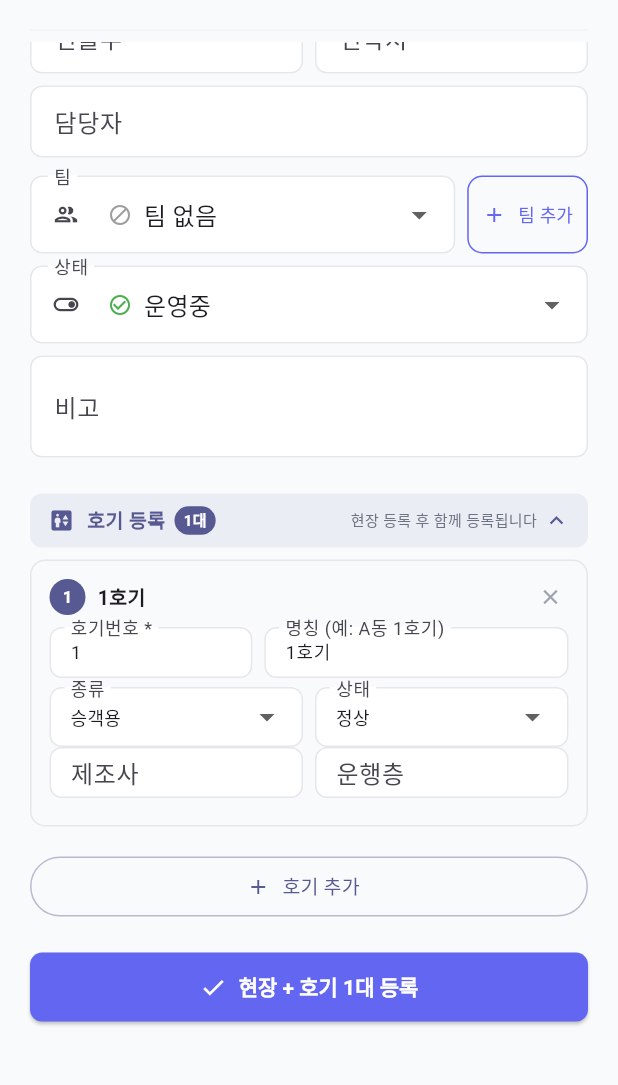
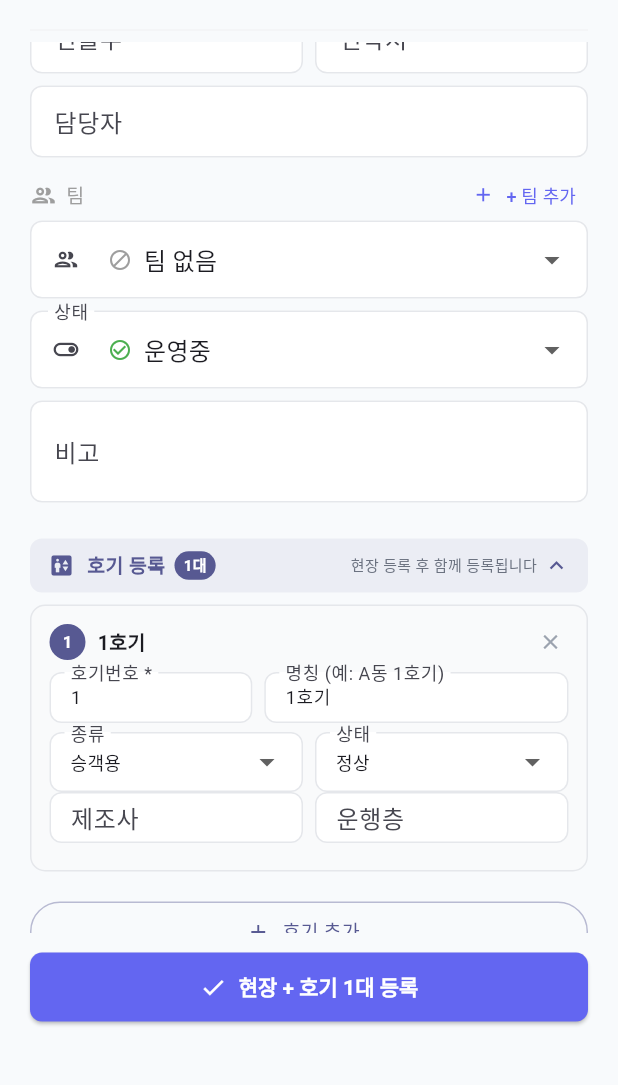
Before and after one commit to woo7942/Dselevator, a Flutter app: the SiteFormSheet widget shown alone on an empty page, opened directly, scrolled down 165 dp, on a phone screen of 412 x 824 dp, the part 84-1169 px from its top. Run offline on Flutter 3.47's test engine with Material 3 defaults, Android fonts, the phone set to English and light mode, and no system bars; our stand-ins replace file_picker, fl_chart, shared_preferences, table_calendar, web; missing offline and left inert: dart:html, dart:js_interop, dart:ui_web; accounts and stored records are empty; network calls fail.

Commit message:
fix: v2.5.0 - 현장등록 UI 수정 + 팀 추가 버튼 개선
[버그 수정]
- Container 배경색 누락 → scaffoldBackgroundColor + BorderRadius 적용
  (폼 뒤에 배경이 비쳐보이던 문제 해결)

[UI 개선]
- 팀 추가 버튼: 드롭다운 옆 나란히 → 드롭다운 위에 별도 Row로 분리
  (DropdownButton 오버레이에 버튼이 가려지는 문제 해결)
- 레이아웃: '팀' 라벨 + Spacer + '+ 팀 추가' TextButton 형태로 명확하게 표시

```diff
--- a/lib/screens/sites_screen.dart
+++ b/lib/screens/sites_screen.dart
@@ -1245,6 +1245,10 @@ class _SiteFormSheetState extends State<SiteFormSheet> {
       padding: EdgeInsets.only(bottom: MediaQuery.of(context).viewInsets.bottom),
       child: Container(
         constraints: BoxConstraints(maxHeight: MediaQuery.of(context).size.height * 0.92),
+        decoration: BoxDecoration(
+          color: Theme.of(context).scaffoldBackgroundColor,
+          borderRadius: const BorderRadius.vertical(top: Radius.circular(20)),
+        ),
         padding: const EdgeInsets.all(20),
         child: Form(
           key: _formKey,
@@ -1287,15 +1291,32 @@ class _SiteFormSheetState extends State<SiteFormSheet> {
                         ],
                       ),
                       _field(_mgCtrl, '담당자'),
-                      // ── 팀 선택 ──
+                      // ── 팀 선택 + 팀 추가 ──
                       const SizedBox(height: 4),
+                      // 팀 추가 버튼 (드롭다운 위에 별도 배치 - 오버레이에 가리지 않도록)
                       Row(
                         children: [
-                          Expanded(
-                            child: DropdownButtonFormField<String>(
+                          const Icon(Icons.group_outlined, size: 18, color: Colors.grey),
+                          const SizedBox(width: 6),
+                          const Text('팀', style: TextStyle(fontSize: 13, color: Colors.grey)),
+                          const Spacer(),
+                          TextButton.icon(
+                            onPressed: _addTeam,
+                            icon: const Icon(Icons.add, size: 15),
+                            label: const Text('+ 팀 추가', style: TextStyle(fontSize: 12)),
+                            style: TextButton.styleFrom(
+                              foregroundColor: AppTheme.primary,
+                              padding: const EdgeInsets.symmetric(horizontal: 8, vertical: 4),
+                              minimumSize: Size.zero,
+                              tapTargetSize: MaterialTapTargetSize.shrinkWrap,
+                            ),
+                          ),
+                        ],
+                      ),
+                      const SizedBox(height: 4),
+                      DropdownButtonFormField<String>(
                         value: (_team != null && _teamOptions.contains(_team)) ? _team : null,
                         decoration: InputDecoration(
-                                labelText: '팀',
                           prefixIcon: const Icon(Icons.group_outlined, size: 18),
                           border: OutlineInputBorder(borderRadius: BorderRadius.circular(10)),
                           contentPadding: const EdgeInsets.symmetric(horizontal: 12, vertical: 14),
@@ -1330,27 +1351,6 @@ class _SiteFormSheetState extends State<SiteFormSheet> {
                           )),
                         ],
                         onChanged: (v) => setState(() => _team = v),
-                            ),
-                          ),
-                          const SizedBox(width: 8),
-                          // 팀 추가 버튼
-                          SizedBox(
-                            height: 52,
-                            child: OutlinedButton.icon(
-                              onPressed: _addTeam,
-                              icon: const Icon(Icons.add, size: 16),
-                              label: const Text('팀 추가', style: TextStyle(fontSize: 12)),
-                              style: OutlinedButton.styleFrom(
-                                foregroundColor: AppTheme.primary,
-                                side: const BorderSide(color: AppTheme.primary),
-                                padding: const EdgeInsets.symmetric(horizontal: 10),
-                                shape: RoundedRectangleBorder(
-                                  borderRadius: BorderRadius.circular(10),
-                                ),
-                              ),
-                            ),
-                          ),
-                        ],
                       ),
                       const SizedBox(height: 8),
                       // ── 상태 선택 ──
```
Lines whose indentation alone changed are shown as unchanged.
